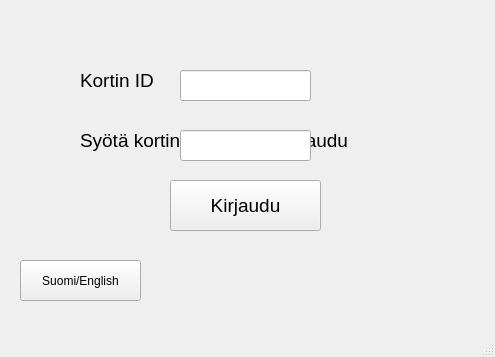
cheezyx/Bank-sim, file bank-automat/mainwindow.ui: the form before one commit.
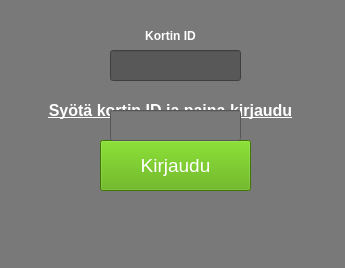
The form after the commit.

Commit message: transaction mini fixejä ja ui.lla leikitty

```diff
--- a/bank-automat/mainwindow.ui
+++ b/bank-automat/mainwindow.ui
@@ -6,64 +6,98 @@
    <rect>
     <x>0</x>
     <y>0</y>
-    <width>495</width>
-    <height>357</height>
+    <width>345</width>
+    <height>268</height>
    </rect>
   </property>
+  <property name="font">
+   <font>
+    <pointsize>5</pointsize>
+   </font>
+  </property>
   <property name="windowTitle">
    <string>MainWindow</string>
   </property>
+  <property name="autoFillBackground">
+   <bool>false</bool>
+  </property>
+  <property name="styleSheet">
+   <string notr="true">background-color: rgb(121, 121, 121);</string>
+  </property>
   <widget class="QWidget" name="centralwidget">
    <widget class="QLabel" name="label">
     <property name="geometry">
      <rect>
-      <x>80</x>
-      <y>50</y>
-      <width>101</width>
-      <height>61</height>
+      <x>140</x>
+      <y>20</y>
+      <width>61</width>
+      <height>31</height>
      </rect>
     </property>
     <property name="font">
      <font>
-      <pointsize>14</pointsize>
+      <family>Ubuntu</family>
+      <pointsize>9</pointsize>
+      <bold>true</bold>
      </font>
     </property>
+    <property name="styleSheet">
+     <string notr="true">color: rgb(255, 255, 255);</string>
+    </property>
     <property name="text">
      <string>Kortin ID</string>
     </property>
+    <property name="alignment">
+     <set>Qt::AlignCenter</set>
+    </property>
    </widget>
    <widget class="QLabel" name="label_2">
     <property name="geometry">
      <rect>
-      <x>80</x>
-      <y>110</y>
+      <x>20</x>
+      <y>80</y>
       <width>301</width>
       <height>61</height>
      </rect>
     </property>
     <property name="font">
      <font>
-      <pointsize>14</pointsize>
+      <family>Ubuntu</family>
+      <pointsize>12</pointsize>
+      <bold>true</bold>
+      <underline>true</underline>
      </font>
     </property>
+    <property name="styleSheet">
+     <string notr="true">color: rgb(255, 255, 255);</string>
+    </property>
     <property name="text">
      <string>Syötä kortin ID ja paina kirjaudu</string>
     </property>
+    <property name="alignment">
+     <set>Qt::AlignCenter</set>
+    </property>
    </widget>
    <widget class="QPushButton" name="btnLogin">
     <property name="geometry">
      <rect>
-      <x>170</x>
-      <y>180</y>
+      <x>100</x>
+      <y>140</y>
       <width>151</width>
       <height>51</height>
      </rect>
     </property>
     <property name="font">
      <font>
+      <family>Ubuntu</family>
       <pointsize>14</pointsize>
+      <bold>false</bold>
      </font>
     </property>
+    <property name="styleSheet">
+     <string notr="true">color: rgb(255, 255, 255);
+background-color: rgb(85, 170, 0);</string>
+    </property>
     <property name="text">
      <string>Kirjaudu</string>
     </property>
@@ -71,58 +105,70 @@
    <widget class="QLineEdit" name="TextCardID">
     <property name="geometry">
      <rect>
-      <x>180</x>
-      <y>70</y>
+      <x>110</x>
+      <y>50</y>
       <width>131</width>
       <height>31</height>
      </rect>
     </property>
     <property name="font">
      <font>
-      <pointsize>14</pointsize>
+      <family>Ubuntu</family>
+      <pointsize>12</pointsize>
+      <bold>false</bold>
      </font>
     </property>
+    <property name="styleSheet">
+     <string notr="true">color: rgb(255, 255, 255);
+gridline-color: rgb(255, 255, 255);
+background-color: rgb(88, 88, 88);</string>
+    </property>
+    <property name="alignment">
+     <set>Qt::AlignRight|Qt::AlignTrailing|Qt::AlignVCenter</set>
+    </property>
    </widget>
    <widget class="QLineEdit" name="TextPin">
     <property name="geometry">
      <rect>
-      <x>180</x>
-      <y>130</y>
+      <x>110</x>
+      <y>110</y>
       <width>131</width>
       <height>31</height>
      </rect>
     </property>
     <property name="font">
      <font>
-      <pointsize>14</pointsize>
+      <family>Ubuntu</family>
+      <pointsize>12</pointsize>
+      <bold>false</bold>
      </font>
     </property>
    </widget>
-   <widget class="QPushButton" name="btnLanguage">
-    <property name="geometry">
-     <rect>
-      <x>20</x>
-      <y>260</y>
-      <width>121</width>
-      <height>41</height>
-     </rect>
-    </property>
-    <property name="text">
-     <string>Suomi/English</string>
-    </property>
-   </widget>
    <widget class="QLabel" name="labelInfo">
     <property name="geometry">
      <rect>
-      <x>170</x>
-      <y>260</y>
+      <x>60</x>
+      <y>200</y>
       <width>231</width>
       <height>41</height>
      </rect>
     </property>
+    <property name="font">
+     <font>
+      <family>Ubuntu</family>
+      <pointsize>12</pointsize>
+      <bold>false</bold>
+     </font>
+    </property>
+    <property name="styleSheet">
+     <string notr="true">color: rgb(255, 255, 255);</string>
+    </property>
     <property name="text">
      <string/>
     </property>
+    <property name="alignment">
+     <set>Qt::AlignCenter</set>
+    </property>
    </widget>
   </widget>
   <widget class="QStatusBar" name="statusbar"/>
```
The commit also changes 5 other files.
